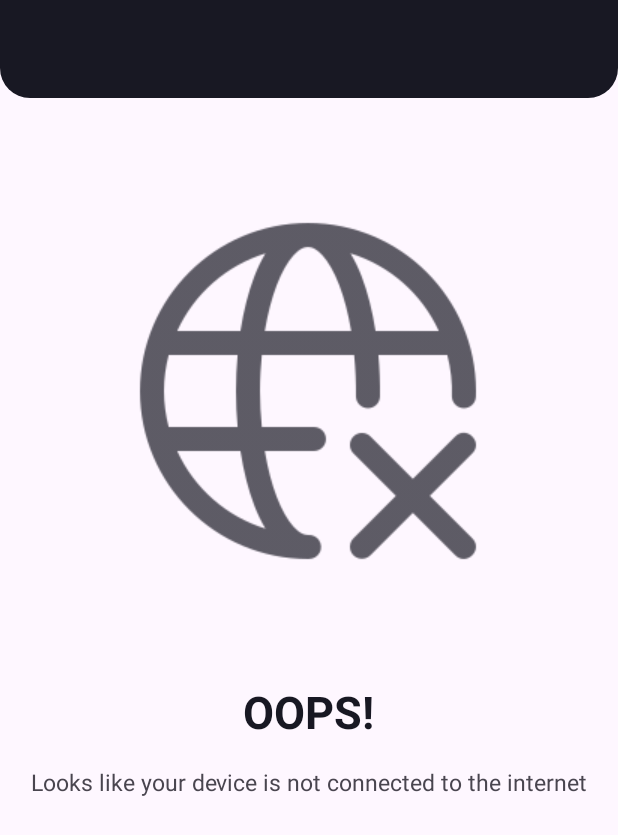
After one commit to Chandra23sekhar/Project_A, an Android app: the DeviceOffline screen opened directly, with no data from a screen before it, on a phone screen of 412 x 824 dp. The commit adds this screen. Shown: the top 835 px of the screen. Run offline under Robolectric (Android 15) with nearby library versions, the phone set to English and light mode, and no system bars.

Commit message:
added page for offline device
Signed-off-by: Chandra23sekhar <chan23du@gmail.com>

```diff
--- /dev/null
+++ b/app/src/main/java/com/example/project_a/DeviceOffline.java
@@ -0,0 +1,26 @@
+package com.example.project_a;
+
+import androidx.appcompat.app.AppCompatActivity;
+
+import android.os.Build;
+import android.os.Bundle;
+import android.view.Window;
+import android.view.WindowManager;
+
+public class DeviceOffline extends AppCompatActivity {
+
+    @Override
+    protected void onCreate(Bundle savedInstanceState) {
+        super.onCreate(savedInstanceState);
+        setContentView(R.layout.activity_device_offline);
+
+        if (Build.VERSION.SDK_INT >= 21) {
+            Window window = this.getWindow();
+            window.addFlags(WindowManager.LayoutParams.FLAG_DRAWS_SYSTEM_BAR_BACKGROUNDS);
+            window.clearFlags(WindowManager.LayoutParams.FLAG_TRANSLUCENT_STATUS);
+            window.setStatusBarColor(this.getResources().getColor(R.color.darkpurple));
+        }
+
+
+    }
+}
--- /dev/null
+++ b/app/src/main/res/layout/activity_device_offline.xml
@@ -0,0 +1,63 @@
+<?xml version="1.0" encoding="utf-8"?>
+<androidx.constraintlayout.widget.ConstraintLayout xmlns:android="http://schemas.android.com/apk/res/android"
+    xmlns:app="http://schemas.android.com/apk/res-auto"
+    xmlns:tools="http://schemas.android.com/tools"
+    android:layout_width="match_parent"
+    android:layout_height="match_parent"
+    tools:context=".DeviceOffline">
+
+    <LinearLayout
+        android:id="@+id/linearLayout7"
+        android:layout_width="match_parent"
+        android:layout_height="65dp"
+        android:background="@drawable/top_rounded_small"
+        android:orientation="horizontal"
+        app:layout_constraintBottom_toBottomOf="parent"
+        app:layout_constraintEnd_toEndOf="parent"
+        app:layout_constraintHorizontal_bias="0.0"
+        app:layout_constraintStart_toStartOf="parent"
+        app:layout_constraintTop_toTopOf="parent"
+        app:layout_constraintVertical_bias="0.0"></LinearLayout>
+
+    <ImageView
+        android:id="@+id/imageView9"
+        android:layout_width="wrap_content"
+        android:layout_height="wrap_content"
+        android:alpha="0.7"
+        app:layout_constraintBottom_toBottomOf="parent"
+        app:layout_constraintEnd_toEndOf="parent"
+        app:layout_constraintHorizontal_bias="0.496"
+        app:layout_constraintStart_toStartOf="parent"
+        app:layout_constraintTop_toBottomOf="@+id/linearLayout7"
+        app:layout_constraintVertical_bias="0.134"
+        app:srcCompat="@drawable/nosignal" />
+
+    <TextView
+        android:id="@+id/textView18"
+        android:layout_width="wrap_content"
+        android:layout_height="wrap_content"
+        android:text="OOPS!"
+        android:textColor="#181823"
+        android:textSize="30dp"
+        android:textStyle="bold"
+        app:layout_constraintBottom_toBottomOf="parent"
+        app:layout_constraintEnd_toEndOf="parent"
+        app:layout_constraintHorizontal_bias="0.498"
+        app:layout_constraintStart_toStartOf="parent"
+        app:layout_constraintTop_toBottomOf="@+id/imageView9"
+        app:layout_constraintVertical_bias="0.166" />
+
+    <TextView
+        android:id="@+id/textView19"
+        android:layout_width="wrap_content"
+        android:layout_height="wrap_content"
+        android:text="Looks like your device is not connected to the internet"
+        android:textSize="15sp"
+        app:layout_constraintBottom_toBottomOf="parent"
+        app:layout_constraintEnd_toEndOf="parent"
+        app:layout_constraintStart_toStartOf="parent"
+        app:layout_constraintTop_toBottomOf="@+id/textView18"
+        app:layout_constraintVertical_bias="0.053"
+        tools:ignore="HardcodedText" />
+
+</androidx.constraintlayout.widget.ConstraintLayout>
--- a/app/src/main/res/layout/fragment_profile.xml
+++ b/app/src/main/res/layout/fragment_profile.xml
@@ -137,11 +137,11 @@
         android:textSize="15sp"
         android:visibility="gone"
         app:layout_constraintBottom_toTopOf="@+id/save_after_edit"
-        app:layout_constraintEnd_toStartOf="@+id/imageView3"
-        app:layout_constraintHorizontal_bias="0.571"
+        app:layout_constraintEnd_toEndOf="parent"
+        app:layout_constraintHorizontal_bias="0.113"
         app:layout_constraintStart_toStartOf="parent"
         app:layout_constraintTop_toBottomOf="@+id/userName"
-        app:layout_constraintVertical_bias="0.361" />
+        app:layout_constraintVertical_bias="0.451" />
 
     <EditText
         android:id="@+id/edit_email_address"
```
Also changed, not shown: app/src/main/AndroidManifest.xml (+8 -1 lines), app/src/main/java/com/example/project_a/Login.java (+23 -54 lines), app/src/main/java/com/example/project_a/MoreDetailsFromUser.java (added, +35 -0 lines), app/src/main/java/com/example/project_a/ProfileFragment.java (+0 -12 lines), app/src/main/java/com/example/project_a/Register.java (+15 -12 lines), app/src/main/res/layout/activity_more_details_from_user.xml (added, +125 -0 lines), app/src/main/res/layout/activity_register.xml (+20 -2 lines), app/src/main/res/layout/activity_wallet_top_up.xml (+8 -10 lines), app/src/main/res/drawable/nosignal.png (added).
